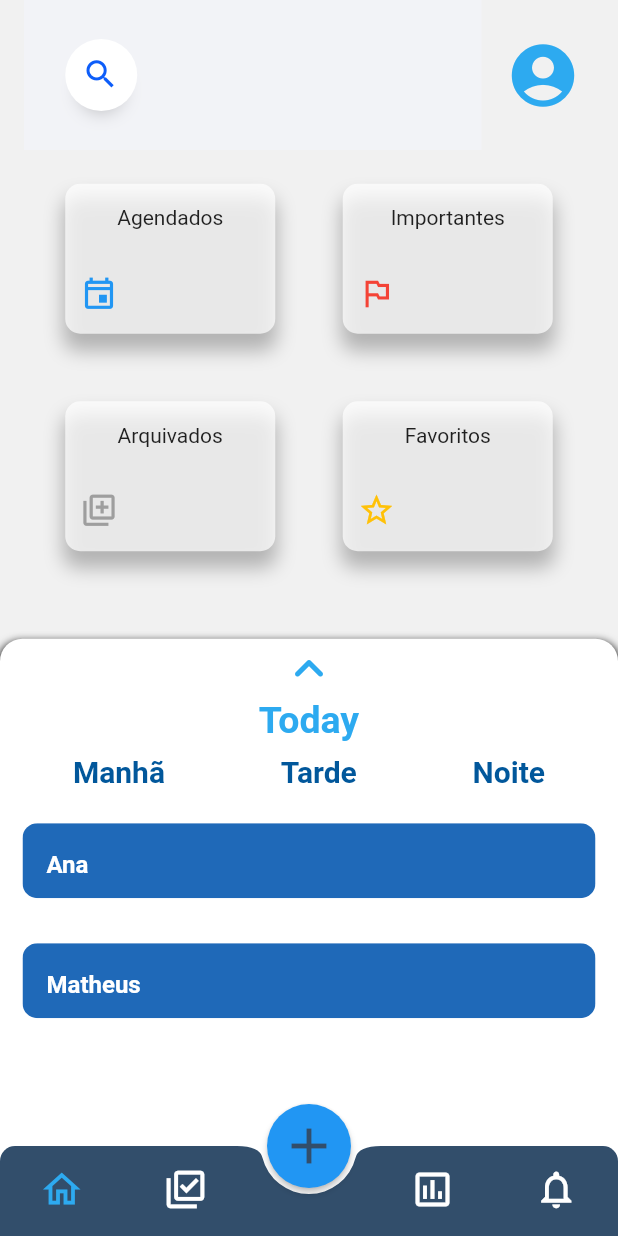
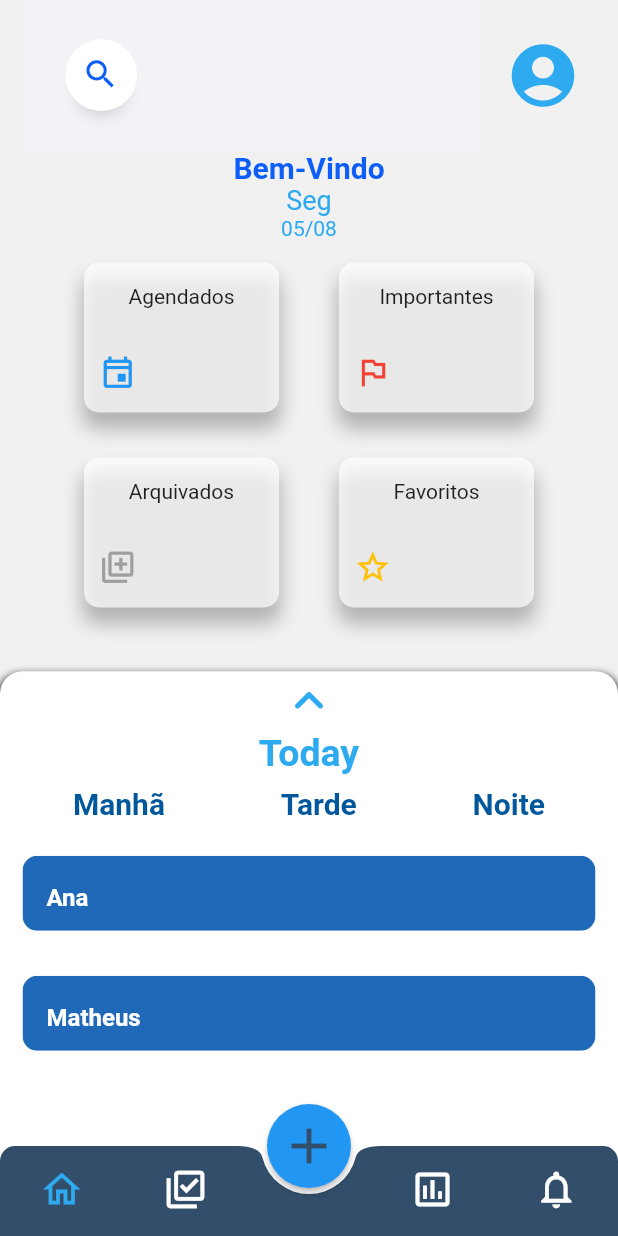
Before and after one commit to MatheusXavier15/Daily, a Flutter app: the screen it shows after launch, on a phone screen of 412 x 824 dp. Run offline on Flutter 3.47's test engine with Material 2 defaults, Android fonts, the light colour scheme and no system bars; our stand-ins replace charts_flutter.

Commit message:
[feature] Text homescreen / charts

```diff
--- a/lib/screens/home/homeScreen.dart
+++ b/lib/screens/home/homeScreen.dart
@@ -38,12 +38,41 @@ class _HomeScreenState extends State<HomeScreen> {
   ];
   int extentArrow = 63263;
   double scrollableSize = 150;
+  bool dragExpanded = false;
   @override
   Widget build(BuildContext context) {
     return Stack(
       children: [
-        LibraryBox(
-          boxes: boxes,
+        SizedBox(
+          width: double.infinity,
+          child: Column(
+            crossAxisAlignment: CrossAxisAlignment.center,
+            children: [
+              Text(
+                dragExpanded ? "Segunda-Feira" : "Bem-Vindo",
+                style: TextStyle(
+                    color: dragExpanded ? deleteTile : highText,
+                    fontSize: dragExpanded ? 25 : 20,
+                    fontWeight: FontWeight.w700),
+              ),
+              dragExpanded
+                  ? Text(
+                      "05/08/2021",
+                      style: TextStyle(color: selectedBottomIcon, fontSize: 18),
+                    )
+                  : Column(
+                      children: [
+                        Text("Seg",
+                            style: TextStyle(
+                                color: selectedBottomIcon, fontSize: 18)),
+                        Text("05/08",
+                            style: TextStyle(color: selectedBottomIcon))
+                      ],
+                    ),
+              SizedBox(
+                  width: 300, height: 300, child: LibraryBox(boxes: boxes)),
+            ],
+          ),
         ),
         NotificationListener<DraggableScrollableNotification>(
           onNotification: (notification) {
@@ -54,13 +83,14 @@ class _HomeScreenState extends State<HomeScreen> {
                 scrollableSize = 500 * notification.extent;
               }
               extentArrow = notification.extent > 0.6 ? 63264 : 63263;
+              dragExpanded = notification.extent > 0.6 ? true : false;
             });
             return true;
           },
           child: DraggableScrollableSheet(
-            initialChildSize: 0.55,
-            maxChildSize: 0.8,
-            minChildSize: 0.55,
+            initialChildSize: 0.52,
+            maxChildSize: 0.9,
+            minChildSize: 0.52,
             builder: (context, scrollController) {
               return Container(
                 decoration: BoxDecoration(
--- a/lib/screens/widgets/library-box/librarybox.dart
+++ b/lib/screens/widgets/library-box/librarybox.dart
@@ -14,7 +14,7 @@ class _LibraryBoxState extends State<LibraryBox> {
   Widget build(BuildContext context) {
     return Center(
       child: SizedBox(
-        width: 330,
+        width: 300,
         child: GridView.count(
           crossAxisSpacing: 40,
           crossAxisCount: 2,
```
Also changed, not shown: lib/screens/charts/charts.dart (+28 -1 lines).
